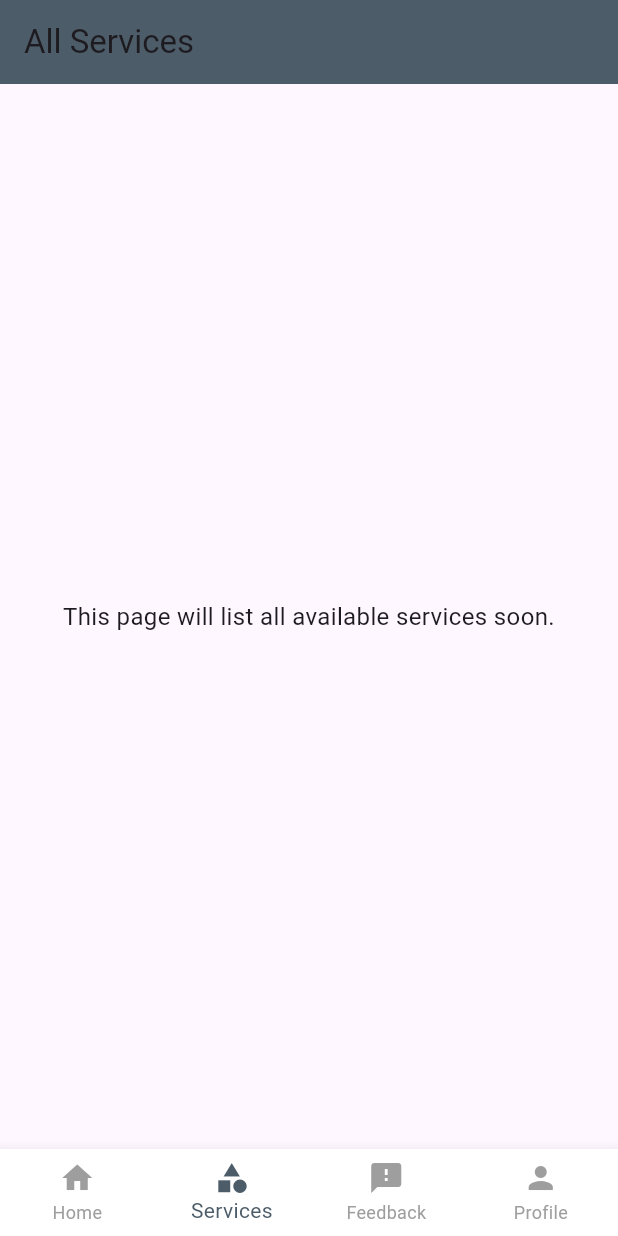
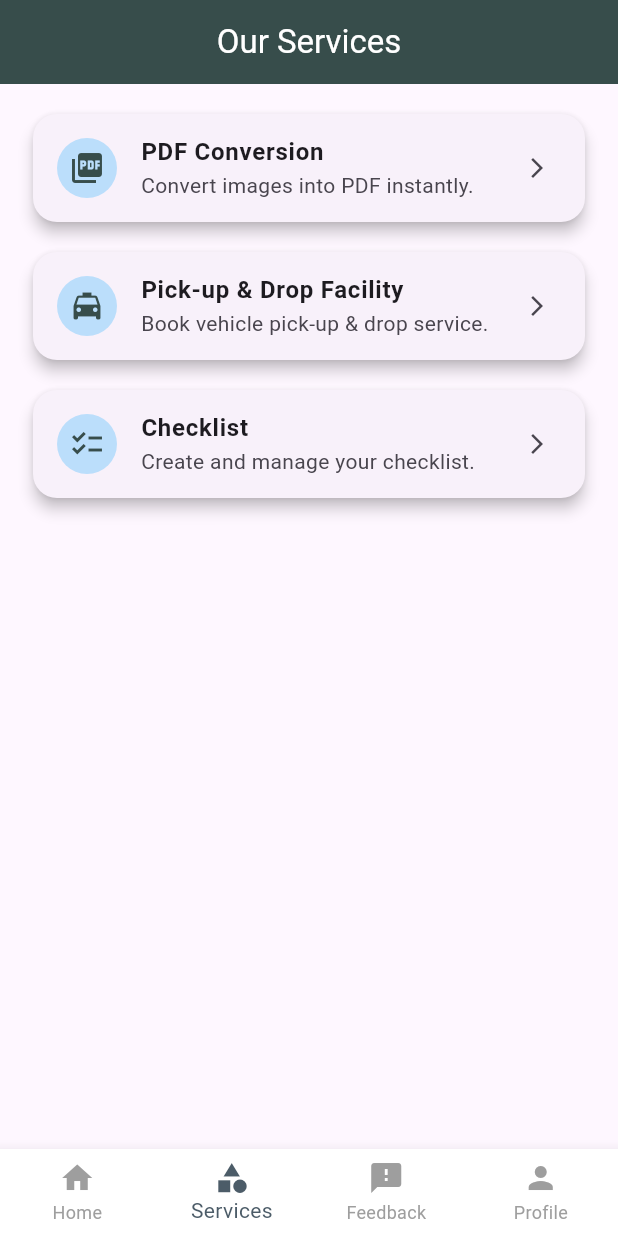
Before and after one commit to YashviHarsora1710/flutter_project, a Flutter app: the screen it shows after launch, item 2 of the bottom bar chosen, on a phone screen of 412 x 824 dp. Run offline on Flutter 3.47's test engine with Material 3 defaults, Android fonts, the light colour scheme and no system bars; our stand-ins replace image_picker, open_filex.

Commit message:
added pickup service

```diff
--- a/lib/screens/main_navigation.dart
+++ b/lib/screens/main_navigation.dart
@@ -18,7 +18,8 @@ class _MainNavigationState extends State<MainNavigation> {
 
   final List<Widget> _pages = const [
     HomeScreen(), // ✅ This already has service cards linked to ServiceDetailScreen
-    ServicesScreen(),
+    ServicesPage(),
+    //ServicesScreen(),
     FeedbackScreen(),
     ProfileScreen(),
   ];
--- a/lib/screens/services_screen.dart
+++ b/lib/screens/services_screen.dart
@@ -1,21 +1,86 @@
+import 'package:document_helper_app/screens/checklist_page.dart';
+import 'package:document_helper_app/screens/pickup_drop_page.dart';
 import 'package:flutter/material.dart';
+import 'pdf_conversion_page.dart';
 
-class ServicesScreen extends StatelessWidget {
-  const ServicesScreen({super.key});
+class ServicesPage extends StatelessWidget {
+  const ServicesPage({super.key});
+
+  Widget _buildServiceCard({
+    required IconData icon,
+    required String title,
+    required String subtitle,
+    required VoidCallback onTap,
+  }) {
+    return Card(
+      shape: RoundedRectangleBorder(borderRadius: BorderRadius.circular(16)),
+      elevation: 4,
+      margin: const EdgeInsets.symmetric(vertical: 10, horizontal: 12),
+      child: ListTile(
+        leading: CircleAvatar(
+          backgroundColor: Colors.blue.shade100,
+          child: Icon(icon, color: const Color.fromARGB(255, 55, 77, 75)),
+        ),
+        title: Text(title, style: const TextStyle(fontWeight: FontWeight.bold)),
+        subtitle: Text(subtitle),
+        trailing: const Icon(Icons.arrow_forward_ios, size: 16),
+        onTap: onTap,
+      ),
+    );
+  }
 
   @override
   Widget build(BuildContext context) {
     return Scaffold(
       appBar: AppBar(
-        title: const Text('All Services'),
-        backgroundColor: Color(0xFF4C5C68), // same elegant dark blue-grey
+        title: const Text("Our Services"),
+        centerTitle: true,
+        backgroundColor: const Color.fromARGB(255, 55, 77, 75),
+        foregroundColor: Colors.white,
       ),
-      body: const Center(
-        child: Text(
-          'This page will list all available services soon.',
-          style: TextStyle(fontSize: 16),
-          textAlign: TextAlign.center,
-        ),
+      body: ListView(
+        padding: const EdgeInsets.all(10),
+        children: [
+          _buildServiceCard(
+            icon: Icons.picture_as_pdf,
+            title: "PDF Conversion",
+            subtitle: "Convert images into PDF instantly.",
+            onTap: () {
+              Navigator.push(
+                context,
+                MaterialPageRoute(
+                  builder: (context) => const PdfConversionPage(),
+                ),
+              );
+            },
+          ),
+          _buildServiceCard(
+            icon: Icons.local_taxi,
+            title: "Pick-up & Drop Facility",
+            subtitle: "Book vehicle pick-up & drop service.",
+            onTap: () {
+              Navigator.push(
+                context,
+                MaterialPageRoute(
+                  builder: (context) => PickupDropScreen(),
+                ), // 👈 new page
+              );
+            },
+          ),
+          _buildServiceCard(
+            icon: Icons.checklist,
+            title: "Checklist",
+            subtitle: "Create and manage your checklist.",
+            onTap: () {
+              Navigator.push(
+                context,
+                MaterialPageRoute(
+                  builder: (context) => ChecklistPage(),
+                ), // 👈 open checklist page
+              );
+            },
+          ),
+        ],
       ),
     );
   }
```
Also changed, not shown: lib/screens/checklist_page.dart (added, +10 -0 lines), lib/screens/pickup_drop_page.dart (added, +180 -0 lines).
